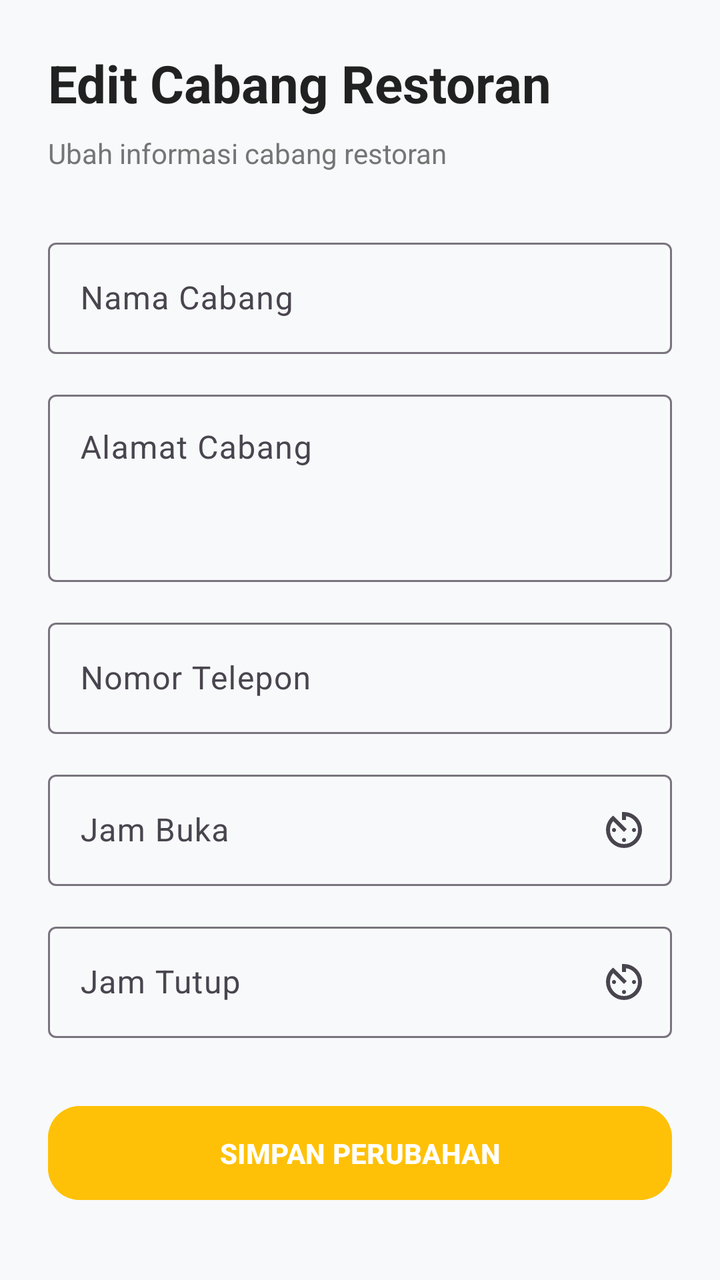
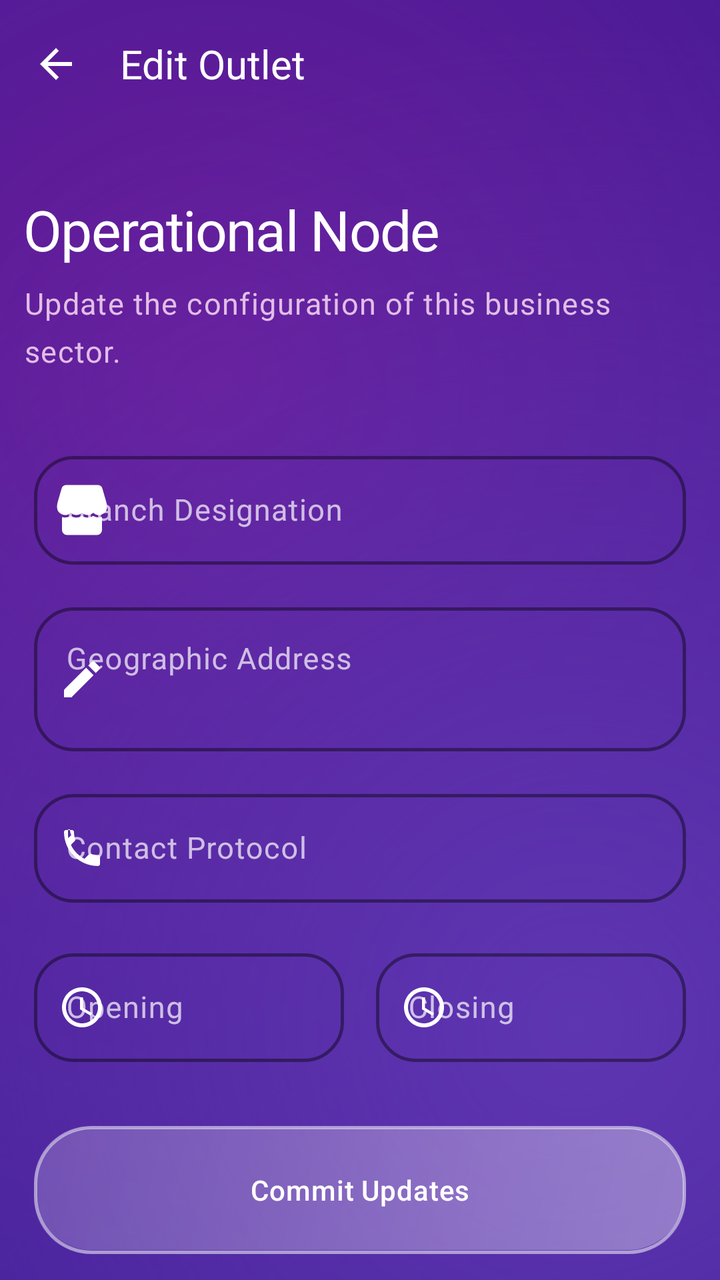

Two renders of the same Android screen: before a commit and after it. Below are the layout's source before the change and the commit's diff.
<!-- AndroidManifest.xml: application theme Theme.KasirAPP -->
<!-- res/layout/activity_edit_branch.xml -->
<?xml version="1.0" encoding="utf-8"?>
<ScrollView
    xmlns:android="http://schemas.android.com/apk/res/android"
    xmlns:app="http://schemas.android.com/apk/res-auto"
    android:layout_width="match_parent"
    android:layout_height="match_parent"
    android:background="@color/background">

    <LinearLayout
        android:layout_width="match_parent"
        android:layout_height="wrap_content"
        android:orientation="vertical"
        android:padding="24dp">

        <TextView
            android:layout_width="wrap_content"
            android:layout_height="wrap_content"
            android:text="Edit Cabang Restoran"
            android:textColor="@color/black"
            android:textSize="26sp"
            android:textStyle="bold"/>

        <TextView
            android:layout_width="wrap_content"
            android:layout_height="wrap_content"
            android:layout_marginTop="8dp"
            android:text="Ubah informasi cabang restoran"
            android:textColor="@color/gray"/>

        <com.google.android.material.textfield.TextInputLayout
            android:layout_width="match_parent"
            android:layout_height="wrap_content"
            android:layout_marginTop="30dp"
            android:hint="Nama Cabang">

            <com.google.android.material.textfield.TextInputEditText
                android:id="@+id/edtNamaCabang"
                android:layout_width="match_parent"
                android:layout_height="wrap_content"/>

        </com.google.android.material.textfield.TextInputLayout>

        <com.google.android.material.textfield.TextInputLayout
            android:layout_width="match_parent"
            android:layout_height="wrap_content"
            android:layout_marginTop="15dp"
            android:hint="Alamat Cabang">

            <com.google.android.material.textfield.TextInputEditText
                android:id="@+id/edtAlamatCabang"
                android:layout_width="match_parent"
                android:layout_height="wrap_content"
                android:gravity="top"
                android:minLines="3"/>

        </com.google.android.material.textfield.TextInputLayout>

        <com.google.android.material.textfield.TextInputLayout
            android:layout_width="match_parent"
            android:layout_height="wrap_content"
            android:layout_marginTop="15dp"
            android:hint="Nomor Telepon">

            <com.google.android.material.textfield.TextInputEditText
                android:id="@+id/edtTeleponCabang"
                android:layout_width="match_parent"
                android:layout_height="wrap_content"
                android:inputType="phone"/>

        </com.google.android.material.textfield.TextInputLayout>

        <com.google.android.material.textfield.TextInputLayout
            android:layout_width="match_parent"
            android:layout_height="wrap_content"
            android:layout_marginTop="15dp"
            android:hint="Jam Buka"
            app:endIconMode="custom"
            app:endIconDrawable="@drawable/ic_access_time">

            <com.google.android.material.textfield.TextInputEditText
                android:id="@+id/edtJamBuka"
                android:layout_width="match_parent"
                android:layout_height="wrap_content"
                android:focusable="false"
                android:clickable="true"
                android:inputType="none"/>

        </com.google.android.material.textfield.TextInputLayout>

        <com.google.android.material.textfield.TextInputLayout
            android:layout_width="match_parent"
            android:layout_height="wrap_content"
            android:layout_marginTop="15dp"
            android:hint="Jam Tutup"
            app:endIconMode="custom"
            app:endIconDrawable="@drawable/ic_access_time">

            <com.google.android.material.textfield.TextInputEditText
                android:id="@+id/edtJamTutup"
                android:layout_width="match_parent"
                android:layout_height="wrap_content"
                android:focusable="false"
                android:clickable="true"
                android:inputType="none"/>

        </com.google.android.material.textfield.TextInputLayout>

        <com.google.android.material.button.MaterialButton
            android:id="@+id/btnSimpan"
            android:layout_width="match_parent"
            android:layout_height="55dp"
            android:layout_marginTop="30dp"
            android:text="SIMPAN PERUBAHAN"
            android:textStyle="bold"
            android:backgroundTint="@color/primary"
            app:cornerRadius="16dp"/>

    </LinearLayout>

</ScrollView>
<!-- resources referenced by this layout -->
<resources>
  <color name="background">#F8F9FA</color>
  <color name="black">#212121</color>
  <color name="gray">#757575</color>
  <color name="primary">#FFC107</color>
  <!-- drawable ic_access_time (drawable) -->
  <vector xmlns:android="http://schemas.android.com/apk/res/android" android:height="24dp" android:tint="#000000" android:viewportHeight="960" android:viewportWidth="960" android:width="24dp">
        
      <path android:fillColor="@android:color/white" android:pathData="M340.5,811.5Q275,783 226,734Q177,685 148.5,619.5Q120,554 120,480Q120,436 130,394.5Q140,353 159,316.5Q178,280 204.5,248.5Q231,217 264,192L536,464L480,520L264,304Q234,340 217,384.5Q200,429 200,480Q200,596 282,678Q364,760 480,760Q596,760 678,678Q760,596 760,480Q760,373 691.5,295.5Q623,218 520,204L520,280L440,280L440,120Q450,120 460,120Q470,120 480,120Q554,120 619.5,148.5Q685,177 734,226Q783,275 811.5,340.5Q840,406 840,480Q840,554 811.5,619.5Q783,685 734,734Q685,783 619.5,811.5Q554,840 480,840Q406,840 340.5,811.5ZM251.5,508.5Q240,497 240,480Q240,463 251.5,451.5Q263,440 280,440Q297,440 308.5,451.5Q320,463 320,480Q320,497 308.5,508.5Q297,520 280,520Q263,520 251.5,508.5ZM451.5,708.5Q440,697 440,680Q440,663 451.5,651.5Q463,640 480,640Q497,640 508.5,651.5Q520,663 520,680Q520,697 508.5,708.5Q497,720 480,720Q463,720 451.5,708.5ZM651.5,508.5Q640,497 640,480Q640,463 651.5,451.5Q663,440 680,440Q697,440 708.5,451.5Q720,463 720,480Q720,497 708.5,508.5Q697,520 680,520Q663,520 651.5,508.5Z"/>
      
  </vector>
  <style name="Base.Theme.KasirAPP" parent="Theme.Material3.DayNight.NoActionBar">
          
           <item name="colorPrimary">@color/primary</item>
      </style>
  <!-- unchanged entries left out for length: 1 -->
</resources>

<!-- the commit's change to res/layout/activity_edit_branch.xml (unified diff, before → after) -->
@@ -1,120 +1,198 @@
 <?xml version="1.0" encoding="utf-8"?>
-<ScrollView
+<androidx.coordinatorlayout.widget.CoordinatorLayout
     xmlns:android="http://schemas.android.com/apk/res/android"
     xmlns:app="http://schemas.android.com/apk/res-auto"
     android:layout_width="match_parent"
     android:layout_height="match_parent"
-    android:background="@color/background">
+    android:background="@drawable/bg_liquid_purple_gradient">
 
-    <LinearLayout
+    <com.google.android.material.appbar.AppBarLayout
         android:layout_width="match_parent"
         android:layout_height="wrap_content"
-        android:orientation="vertical"
-        android:padding="24dp">
+        android:background="@android:color/transparent"
+        android:fitsSystemWindows="true"
+        app:elevation="0dp">
 
-        <TextView
-            android:layout_width="wrap_content"
-            android:layout_height="wrap_content"
-            android:text="Edit Cabang Restoran"
-            android:textColor="@color/black"
-            android:textSize="26sp"
-            android:textStyle="bold"/>
+        <com.google.android.material.appbar.MaterialToolbar
+            android:id="@+id/toolbar"
+            android:layout_width="match_parent"
+            android:layout_height="?attr/actionBarSize"
+            app:navigationIcon="@drawable/ic_arrow_back"
+            app:navigationIconTint="@color/white"
+            app:title="Edit Outlet"
+            app:titleTextColor="@color/white"
+            android:background="@android:color/transparent" />
 
-        <TextView
-            android:layout_width="wrap_content"
-            android:layout_height="wrap_content"
-            android:layout_marginTop="8dp"
-            android:text="Ubah informasi cabang restoran"
-            android:textColor="@color/gray"/>
+    </com.google.android.material.appbar.AppBarLayout>
 
-        <com.google.android.material.textfield.TextInputLayout
+    <androidx.core.widget.NestedScrollView
+        android:id="@+id/containerEditBranch"
+        android:layout_width="match_parent"
+        android:layout_height="match_parent"
+        android:clipToPadding="false"
+        android:paddingBottom="48dp"
+        app:layout_behavior="@string/appbar_scrolling_view_behavior">
+
+        <LinearLayout
             android:layout_width="match_parent"
             android:layout_height="wrap_content"
-            android:layout_marginTop="30dp"
-            android:hint="Nama Cabang">
+            android:orientation="vertical"
+            android:paddingHorizontal="12dp"
+            android:paddingTop="32dp">
 
-            <com.google.android.material.textfield.TextInputEditText
-                android:id="@+id/edtNamaCabang"
-                android:layout_width="match_parent"
-                android:layout_height="wrap_content"/>
+            <TextView
+                style="@style/TextAppearance.Future.HeadlineLarge"
+                android:layout_width="wrap_content"
+                android:layout_height="wrap_content"
+                android:text="Operational Node"
+                android:textColor="@color/white" />
 
-        </com.google.android.material.textfield.TextInputLayout>
+            <TextView
+                style="@style/TextAppearance.Future.BodyLarge"
+                android:layout_width="wrap_content"
+                android:layout_height="wrap_content"
+                android:layout_marginTop="8dp"
+                android:text="Update the configuration of this business sector."
+                android:textColor="#E1BEE7" />
 
-        <com.google.android.material.textfield.TextInputLayout
-            android:layout_width="match_parent"
-            android:layout_height="wrap_content"
-            android:layout_marginTop="15dp"
-            android:hint="Alamat Cabang">
-
-            <com.google.android.material.textfield.TextInputEditText
-                android:id="@+id/edtAlamatCabang"
+            <com.google.android.material.card.MaterialCardView
+                style="@style/Widget.App.Card"
+                android:id="@+id/cardForm"
                 android:layout_width="match_parent"
                 android:layout_height="wrap_content"
-                android:gravity="top"
-                android:minLines="3"/>
+                android:layout_marginTop="32dp"
+                app:cardCornerRadius="32dp"
+                app:cardElevation="0dp">
 
-        </com.google.android.material.textfield.TextInputLayout>
+                <LinearLayout
+                    android:layout_width="match_parent"
+                    android:layout_height="wrap_content"
+                    android:orientation="vertical"
+                    android:padding="5dp">
 
-        <com.google.android.material.textfield.TextInputLayout
-            android:layout_width="match_parent"
-            android:layout_height="wrap_content"
-            android:layout_marginTop="15dp"
-            android:hint="Nomor Telepon">
+                    <com.google.android.material.textfield.TextInputLayout
+                        style="@style/Widget.App.TextInputLayout"
+                        android:layout_width="match_parent"
+                        android:layout_height="wrap_content"
+                        app:startIconDrawable="@drawable/ic_store"
+                        app:startIconTint="@color/white"
+                        app:hintTextColor="@color/white"
+                        app:boxStrokeColor="@color/white"
+                        android:hint="Branch Designation">
+                        <com.google.android.material.textfield.TextInputEditText
+                            android:id="@+id/edtNamaCabang"
+                            android:layout_width="match_parent"
+                            android:layout_height="wrap_content"
+                            android:textColor="@color/white"
+                            android:inputType="textCapWords"/>
+                    </com.google.android.material.textfield.TextInputLayout>
 
-            <com.google.android.material.textfield.TextInputEditText
-                android:id="@+id/edtTeleponCabang"
-                android:layout_width="match_parent"
-                android:layout_height="wrap_content"
-                android:inputType="phone"/>
+                    <com.google.android.material.textfield.TextInputLayout
+                        style="@style/Widget.App.TextInputLayout"
+                        android:layout_width="match_parent"
+                        android:layout_height="wrap_content"
+                        android:layout_marginTop="16dp"
+                        app:startIconDrawable="@drawable/ic_edit"
+                        app:startIconTint="@color/white"
+                        app:hintTextColor="@color/white"
+                        app:boxStrokeColor="@color/white"
+                        android:hint="Geographic Address">
+                        <com.google.android.material.textfield.TextInputEditText
+                            android:id="@+id/edtAlamatCabang"
+                            android:layout_width="match_parent"
+                            android:layout_height="wrap_content"
+                            android:textColor="@color/white"
+                            android:minLines="2"
+                            android:gravity="top"
+                            android:inputType="textMultiLine"/>
+                    </com.google.android.material.textfield.TextInputLayout>
 
-        </com.google.android.material.textfield.TextInputLayout>
+                    <com.google.android.material.textfield.TextInputLayout
+                        style="@style/Widget.App.TextInputLayout"
+                        android:layout_width="match_parent"
+                        android:layout_height="wrap_content"
+                        android:layout_marginTop="16dp"
+                        app:startIconDrawable="@drawable/ic_phone"
+                        app:startIconTint="@color/white"
+                        app:hintTextColor="@color/white"
+                        app:boxStrokeColor="@color/white"
+                        android:hint="Contact Protocol">
+                        <com.google.android.material.textfield.TextInputEditText
+                            android:id="@+id/edtTeleponCabang"
+                            android:layout_width="match_parent"
+                            android:layout_height="wrap_content"
+                            android:textColor="@color/white"
+                            android:inputType="phone"/>
+                    </com.google.android.material.textfield.TextInputLayout>
 
-        <com.google.android.material.textfield.TextInputLayout
-            android:layout_width="match_parent"
-            android:layout_height="wrap_content"
-            android:layout_marginTop="15dp"
-            android:hint="Jam Buka"
-            app:endIconMode="custom"
-            app:endIconDrawable="@drawable/ic_access_time">
+                    <LinearLayout
+                        android:layout_width="match_parent"
+                        android:layout_height="wrap_content"
+                        android:layout_marginTop="20dp"
+                        android:orientation="horizontal">
 
-            <com.google.android.material.textfield.TextInputEditText
-                android:id="@+id/edtJamBuka"
-                android:layout_width="match_parent"
-                android:layout_height="wrap_content"
-                android:focusable="false"
-                android:clickable="true"
-                android:inputType="none"/>
+                        <com.google.android.material.textfield.TextInputLayout
+                            style="@style/Widget.App.TextInputLayout"
+                            android:layout_width="0dp"
+                            android:layout_height="wrap_content"
+                            android:layout_weight="1"
+                            android:layout_marginEnd="8dp"
+                            app:startIconDrawable="@drawable/ic_access_time"
+                            app:startIconTint="@color/white"
+                            app:hintTextColor="@color/white"
+                            app:boxStrokeColor="@color/white"
+                            android:hint="Opening">
+                            <com.google.android.material.textfield.TextInputEditText
+                                android:id="@+id/edtJamBuka"
+                                android:layout_width="match_parent"
+                                android:layout_height="wrap_content"
+                                android:textColor="@color/white"
+                                android:focusable="false"
+                                android:clickable="true"
+                                android:inputType="none"/>
+                        </com.google.android.material.textfield.TextInputLayout>
 
-        </com.google.android.material.textfield.TextInputLayout>
+                        <com.google.android.material.textfield.TextInputLayout
+                            style="@style/Widget.App.TextInputLayout"
+                            android:layout_width="0dp"
+                            android:layout_height="wrap_content"
+                            android:layout_weight="1"
+                            android:layout_marginStart="8dp"
+                            app:startIconDrawable="@drawable/ic_access_time"
+                            app:startIconTint="@color/white"
+                            app:hintTextColor="@color/white"
+                            app:boxStrokeColor="@color/white"
+                            android:hint="Closing">
+                            <com.google.android.material.textfield.TextInputEditText
+                                android:id="@+id/edtJamTutup"
+                                android:layout_width="match_parent"
+                                android:layout_height="wrap_content"
+                                android:textColor="@color/white"
+                                android:focusable="false"
+                                android:clickable="true"
+                                android:inputType="none"/>
+                        </com.google.android.material.textfield.TextInputLayout>
 
-        <com.google.android.material.textfield.TextInputLayout
-            android:layout_width="match_parent"
-            android:layout_height="wrap_content"
-            android:layout_marginTop="15dp"
-            android:hint="Jam Tutup"
-            app:endIconMode="custom"
-            app:endIconDrawable="@drawable/ic_access_time">
+                    </LinearLayout>
 
-            <com.google.android.material.textfield.TextInputEditText
-                android:id="@+id/edtJamTutup"
-                android:layout_width="match_parent"
-                android:layout_height="wrap_content"
-                android:focusable="false"
-                android:clickable="true"
-                android:inputType="none"/>
+                    <com.google.android.material.button.MaterialButton
+                        android:id="@+id/btnSimpan"
+                        style="@style/Widget.App.Button"
+                        android:layout_width="match_parent"
+                        android:layout_height="64dp"
+                        android:layout_marginTop="32dp"
+                        android:text="Commit Updates"
+                        android:textAllCaps="false"
+                        android:textAppearance="@style/TextAppearance.Future.LabelLarge"
+                        android:textColor="@color/white"
+                        app:cornerRadius="20dp"/>
 
-        </com.google.android.material.textfield.TextInputLayout>
+                </LinearLayout>
 
-        <com.google.android.material.button.MaterialButton
-            android:id="@+id/btnSimpan"
-            android:layout_width="match_parent"
-            android:layout_height="55dp"
-            android:layout_marginTop="30dp"
-            android:text="SIMPAN PERUBAHAN"
-            android:textStyle="bold"
-            android:backgroundTint="@color/primary"
-            app:cornerRadius="16dp"/>
+            </com.google.android.material.card.MaterialCardView>
 
-    </LinearLayout>
+        </LinearLayout>
 
-</ScrollView>
+    </androidx.core.widget.NestedScrollView>
+
+</androidx.coordinatorlayout.widget.CoordinatorLayout>
<!-- resource entries referenced after the edit -->
@@ -1,18 +1,223 @@
 <!-- resources referenced by this layout -->
 <resources>
-  <color name="background">#F8F9FA</color>
-  <color name="black">#212121</color>
-  <color name="gray">#757575</color>
-  <color name="primary">#FFC107</color>
+  <color name="white">#FFFFFF</color>
+  <!-- drawable bg_liquid_purple_gradient (drawable) -->
+  <?xml version="1.0" encoding="utf-8"?>
+  <layer-list xmlns:android="http://schemas.android.com/apk/res/android">
+      
+      <item>
+          <shape android:shape="rectangle">
+              <solid android:color="#311B92" />
+          </shape>
+      </item>
+  
+      
+      <item>
+          <shape android:shape="rectangle">
+              <gradient
+                  android:angle="135"
+                  android:centerX="30%"
+                  android:centerY="30%"
+                  android:endColor="@android:color/transparent"
+                  android:gradientRadius="600dp"
+                  android:startColor="#6A1B9A"
+                  android:type="radial" />
+          </shape>
+      </item>
+  
+      
+      <item>
+          <shape android:shape="rectangle">
+              <gradient
+                  android:angle="315"
+                  android:centerX="80%"
+                  android:centerY="80%"
+                  android:endColor="@android:color/transparent"
+                  android:gradientRadius="500dp"
+                  android:startColor="#5E35B1"
+                  android:type="radial" />
+          </shape>
+      </item>
+  </layer-list>
+  <color name="background">#F5F6FA</color>
+  <color name="surface">#FFFFFF</color>
+  <color name="surface_variant">#EDEDF5</color>
+  <color name="on_surface_variant">#625B71</color>
+  <color name="outline">#7B6F96</color>
+  <style name="TextAppearance.Premium.TitleLarge" parent="TextAppearance.Material3.TitleLarge">
+          <item name="android:textSize">20sp</item>
+          <item name="android:fontFamily">sans-serif-medium</item>
+          <item name="android:textColor">@color/white</item>
+      </style>
+  <color name="primary">#5E35B1</color>
+  <color name="on_primary">#FFFFFF</color>
+  <color name="primary_container">#F3E5F5</color>
+  <color name="on_primary_container">#4A148C</color>
+  <color name="secondary">#7B1FA2</color>
+  <color name="on_secondary">#FFFFFF</color>
+  <color name="secondary_container">#F8F9FA</color>
+  <color name="on_secondary_container">#202124</color>
   <!-- drawable ic_access_time (drawable) -->
-  <vector xmlns:android="http://schemas.android.com/apk/res/android" android:height="24dp" android:tint="#000000" android:viewportHeight="960" android:viewportWidth="960" android:width="24dp">
+  <vector xmlns:android="http://schemas.android.com/apk/res/android"
+      android:width="24dp"
+      android:height="24dp"
+      android:viewportWidth="24"
+      android:viewportHeight="24">
+      <path
+          android:fillColor="@color/on_surface"
+          android:pathData="M11.99,2C6.47,2 2,6.48 2,12s4.47,10 9.99,10C17.52,22 22,17.52 22,12S17.52,2 11.99,2zM12,20c-4.42,0 -8,-3.58 -8,-8s3.58,-8 8,-8 8,3.58 8,8 -3.58,8 -8,8zM12.5,7L11,7v6l5.25,3.15 0.75,-1.23 -4.5,-2.67z"/>
+  </vector>
+  <!-- drawable ic_arrow_back (drawable) -->
+  <vector xmlns:android="http://schemas.android.com/apk/res/android"
+      android:width="24dp"
+      android:height="24dp"
+      android:viewportWidth="24"
+      android:viewportHeight="24">
+      <path
+          android:fillColor="@color/on_surface"
+          android:pathData="M20,11H7.83l5.59,-5.59L12,4l-8,8 8,8 1.41,-1.41L7.83,13H20V11z"/>
+  </vector>
+  <!-- drawable ic_edit (drawable) -->
+  <vector xmlns:android="http://schemas.android.com/apk/res/android"
+      android:width="24dp"
+      android:height="24dp"
+      android:viewportWidth="24"
+      android:viewportHeight="24">
+      <path
+          android:fillColor="@color/on_surface"
+          android:pathData="M3,17.25V21h3.75L17.81,9.94l-3.75,-3.75L3,17.25zM20.71,7.04c0.39,-0.39 0.39,-1.02 0,-1.41l-2.34,-2.34c-0.39,-0.39 -1.02,-0.39 -1.41,0l-1.83,1.83 3.75,3.75 1.83,-1.83z"/>
+  </vector>
+  <!-- drawable ic_phone (drawable) -->
+  <vector xmlns:android="http://schemas.android.com/apk/res/android"
+      android:width="24dp"
+      android:height="24dp"
+      android:viewportWidth="24"
+      android:viewportHeight="24">
+      <path
+          android:fillColor="@color/on_surface"
+          android:pathData="M6.62,10.79c1.44,2.83 3.76,5.14 6.59,6.59l2.2,-2.2c0.27,-0.27 0.67,-0.36 1.02,-0.24 1.12,0.37 2.33,0.57 3.57,0.57 0.55,0 1,0.45 1,1L21,20c0,0.55 -0.45,1 -1,1 -9.39,0 -17,-7.61 -17,-17 0,-0.55 0.45,-1 1,-1L7,3c0.55,0 1,0.45 1,1 0,1.24 0.2,2.45 0.57,3.57 0.11,0.35 0.03,0.75 -0.25,1.02l-2.2,2.2zM19,19c-1.02,0 -2.01,-0.17 -2.93,-0.49l1.45,-1.45c0.57,0.1 1.16,0.15 1.76,0.15L19,19zM5,5.27c0,0.6 0.05,1.19 0.15,1.76l1.45,-1.45C6.17,4.66 6,3.67 6,2.65L5,2.65L5,5.27z"/>
+  </vector>
+  <!-- drawable ic_store (drawable) -->
+  <vector xmlns:android="http://schemas.android.com/apk/res/android" android:height="30dp" android:viewportHeight="24" android:viewportWidth="24" android:width="30dp">
         
-      <path android:fillColor="@android:color/white" android:pathData="M340.5,811.5Q275,783 226,734Q177,685 148.5,619.5Q120,554 120,480Q120,436 130,394.5Q140,353 159,316.5Q178,280 204.5,248.5Q231,217 264,192L536,464L480,520L264,304Q234,340 217,384.5Q200,429 200,480Q200,596 282,678Q364,760 480,760Q596,760 678,678Q760,596 760,480Q760,373 691.5,295.5Q623,218 520,204L520,280L440,280L440,120Q450,120 460,120Q470,120 480,120Q554,120 619.5,148.5Q685,177 734,226Q783,275 811.5,340.5Q840,406 840,480Q840,554 811.5,619.5Q783,685 734,734Q685,783 619.5,811.5Q554,840 480,840Q406,840 340.5,811.5ZM251.5,508.5Q240,497 240,480Q240,463 251.5,451.5Q263,440 280,440Q297,440 308.5,451.5Q320,463 320,480Q320,497 308.5,508.5Q297,520 280,520Q263,520 251.5,508.5ZM451.5,708.5Q440,697 440,680Q440,663 451.5,651.5Q463,640 480,640Q497,640 508.5,651.5Q520,663 520,680Q520,697 508.5,708.5Q497,720 480,720Q463,720 451.5,708.5ZM651.5,508.5Q640,497 640,480Q640,463 651.5,451.5Q663,440 680,440Q697,440 708.5,451.5Q720,463 720,480Q720,497 708.5,508.5Q697,520 680,520Q663,520 651.5,508.5Z"/>
-      
-  </vector>
-  <style name="Base.Theme.KasirAPP" parent="Theme.Material3.DayNight.NoActionBar">
-          
-           <item name="colorPrimary">@color/primary</item>
+      <path android:fillColor="#231f20" android:pathData="M20,14.81V20a2,2 0,0 1,-2 2H6a2,2 0,0 1,-2 -2V14.81A4.25,4.25 0,0 0,5.25 15a4.3,4.3 0,0 0,2.25 -0.64,4.28 4.28,0 0,0 4.5,0 4.28,4.28 0,0 0,4.5 0,4.3 4.3,0 0,0 2.25,0.64A4.25,4.25 0,0 0,20 14.81ZM21.76,9 L20.17,3.45A2,2 0,0 0,18.25 2H5.75A2,2 0,0 0,3.83 3.45L2.24,9A6.48,6.48 0,0 0,2 10.75a3.25,3.25 0,0 0,5.5 2.34,3.24 3.24,0 0,0 4.5,0 3.24,3.24 0,0 0,4.5 0A3.25,3.25 0,0 0,22 10.75,6.48 6.48,0 0,0 21.76,9Z"/>
+      
+  </vector>
+  <style name="TextAppearance.Future.BodyLarge" parent="TextAppearance.Premium.BodyLarge" />
+  <style name="TextAppearance.Future.HeadlineLarge" parent="TextAppearance.Premium.HeadlineLarge" />
+  <style name="TextAppearance.Future.LabelLarge" parent="TextAppearance.Premium.LabelLarge" />
+  <style name="Widget.App.Button" parent="Widget.Material3.Button.TonalButton">
+          <item name="cornerRadius">20dp</item>
+          <item name="android:background">@drawable/bg_liquid_glass</item>
+          <item name="android:insetTop">0dp</item>
+          <item name="android:insetBottom">0dp</item>
+          <item name="android:textColor">@color/white</item>
+      </style>
+  <style name="Widget.App.Card" parent="Widget.Material3.CardView.Filled">
+          <item name="cardCornerRadius">28dp</item>
+          <item name="cardElevation">0dp</item>
+          <item name="strokeWidth">0dp</item>
+          <item name="android:background">@drawable/bg_liquid_glass</item>
+          <item name="cardBackgroundColor">@android:color/transparent</item>
+      </style>
+  <style name="Widget.App.TextInputLayout" parent="Widget.Material3.TextInputLayout.OutlinedBox">
+          <item name="boxCornerRadiusTopStart">20dp</item>
+          <item name="boxCornerRadiusTopEnd">20dp</item>
+          <item name="boxCornerRadiusBottomStart">20dp</item>
+          <item name="boxCornerRadiusBottomEnd">20dp</item>
+          <item name="boxStrokeColor">#80FFFFFF</item>
+          <item name="boxStrokeWidth">1.5dp</item>
+          <item name="boxStrokeWidthFocused">2.5dp</item>
+          <item name="android:textColorHint">#B3FFFFFF</item>
+      </style>
+  <color name="on_surface">#202124</color>
+  <style name="TextAppearance.Premium.BodyLarge" parent="TextAppearance.Material3.BodyLarge">
+          <item name="android:textSize">15sp</item>
+          <item name="android:fontFamily">sans-serif</item>
+          <item name="android:lineSpacingExtra">3dp</item>
+          <item name="android:textColor">#E1BEE7</item>
+      </style>
+  <style name="TextAppearance.Premium.HeadlineLarge" parent="TextAppearance.Material3.HeadlineLarge">
+          <item name="android:textSize">28sp</item>
+          <item name="android:fontFamily">sans-serif-medium</item>
+          <item name="android:letterSpacing">-0.02</item>
+          <item name="android:textColor">@color/white</item>
+      </style>
+  <style name="TextAppearance.Premium.LabelLarge" parent="TextAppearance.Material3.LabelLarge">
+          <item name="android:textSize">14sp</item>
+          <item name="android:fontFamily">sans-serif-medium</item>
+          <item name="android:letterSpacing">0.02</item>
+          <item name="android:textColor">#B39DDB</item>
+      </style>
+  <!-- drawable bg_liquid_glass (drawable) -->
+  <?xml version="1.0" encoding="utf-8"?>
+  <layer-list xmlns:android="http://schemas.android.com/apk/res/android">
+      
+      <item>
+          <shape android:shape="rectangle">
+              <solid android:color="#1A000000" />
+              <corners android:radius="28dp" />
+          </shape>
+      </item>
+  
+      
+      <item android:bottom="2dp" android:left="1dp" android:right="1dp" android:top="1dp">
+          <shape android:shape="rectangle">
+              <gradient
+                  android:angle="135"
+                  android:endColor="#1AFFFFFF"
+                  android:startColor="#4DFFFFFF"
+                  android:type="linear" />
+              <corners android:radius="28dp" />
+          </shape>
+      </item>
+  
+      
+      <item>
+          <shape android:shape="rectangle">
+              <solid android:color="@android:color/transparent" />
+              <corners android:radius="28dp" />
+              <stroke
+                  android:width="1.5dp"
+                  android:color="#80FFFFFF" />
+          </shape>
+      </item>
+  </layer-list>
+  <style name="Base.Theme.KasirAPP" parent="Theme.Material3.Light.NoActionBar">
+          
+          <item name="colorPrimary">@color/primary</item>
+          <item name="colorOnPrimary">@color/on_primary</item>
+          <item name="colorPrimaryContainer">@color/primary_container</item>
+          <item name="colorOnPrimaryContainer">@color/on_primary_container</item>
+  
+          <item name="colorSecondary">@color/secondary</item>
+          <item name="colorOnSecondary">@color/on_secondary</item>
+          <item name="colorSecondaryContainer">@color/secondary_container</item>
+          <item name="colorOnSecondaryContainer">@color/on_secondary_container</item>
+  
+          <item name="android:windowBackground">@color/background</item>
+          <item name="colorSurface">@color/surface</item>
+          <item name="colorOnSurface">@color/on_surface</item>
+          <item name="colorSurfaceVariant">@color/surface_variant</item>
+          <item name="colorOnSurfaceVariant">@color/on_surface_variant</item>
+          <item name="colorOutline">@color/outline</item>
+  
+          
+          <item name="android:statusBarColor">@android:color/transparent</item>
+          <item name="android:windowLightStatusBar">false</item>
+          <item name="android:navigationBarColor">@android:color/transparent</item>
+          <item name="android:windowLightNavigationBar" tools:targetApi="27">false</item>
+  
+          
+          <item name="materialCardViewStyle">@style/Widget.App.Card</item>
+          <item name="materialButtonStyle">@style/Widget.App.Button</item>
+          <item name="textInputStyle">@style/Widget.App.TextInputLayout</item>
+  
+          
+          <item name="textAppearanceHeadlineLarge">@style/TextAppearance.Premium.HeadlineLarge</item>
+          <item name="textAppearanceTitleLarge">@style/TextAppearance.Premium.TitleLarge</item>
+          <item name="textAppearanceBodyLarge">@style/TextAppearance.Premium.BodyLarge</item>
+          <item name="textAppearanceLabelLarge">@style/TextAppearance.Premium.LabelLarge</item>
       </style>
   <!-- unchanged entries left out for length: 1 -->
 </resources>
